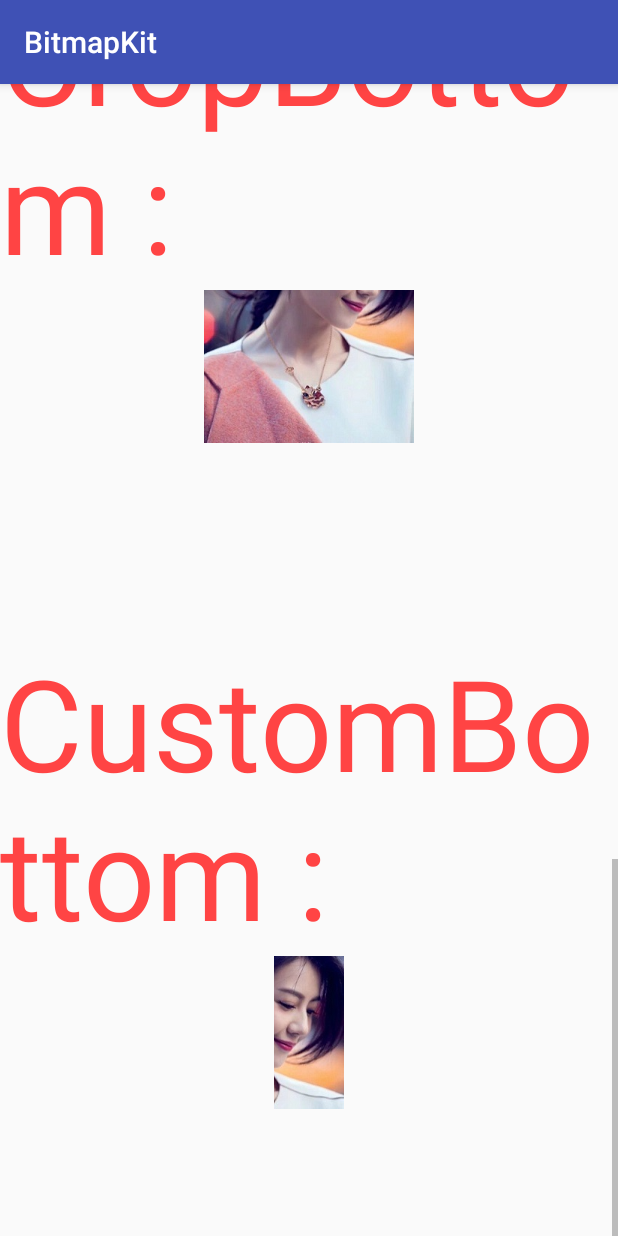
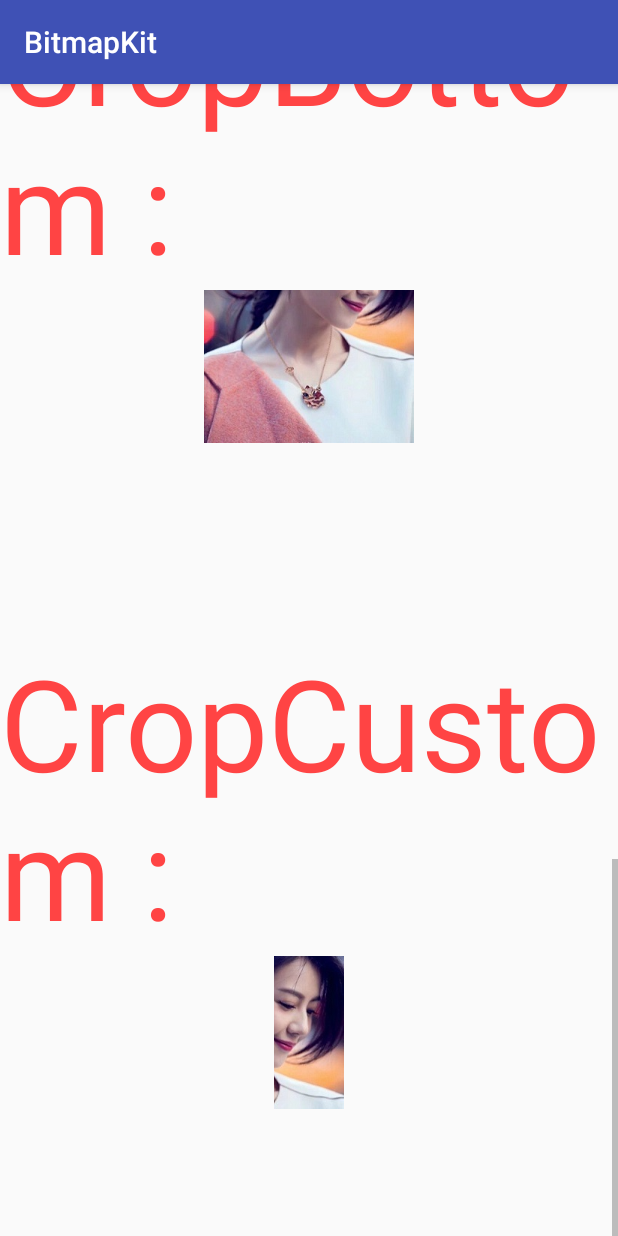
Before and after one commit to Dawish/BitmapKit, an Android app: the screen it shows after launch (ActivityCrop), scrolled down 1578 dp, on a phone screen of 412 x 824 dp. Run offline under Robolectric (Android 15) with nearby library versions, the phone set to English and light mode, and no system bars; libraries missing offline, so code that uses them is left out: android.support.v8, com.bulong.rudeness, com.facebook.drawee, com.glidebitmappool, com.glidebitmappool.internal and 1 more; 9 statements that could not run were skipped.

Commit message:
:fire: 完善裁剪工具类

```diff
--- a/app/src/main/res/layout/activity_crop.xml
+++ b/app/src/main/res/layout/activity_crop.xml
@@ -83,7 +83,7 @@
             android:layout_width="wrap_content"
             android:layout_height="wrap_content"
             android:layout_marginTop="20pt"
-            android:text="CustomBottom :"
+            android:text="CropCustom :"
             android:textColor="@android:color/holo_red_light"
             android:textSize="38pt" />
         <com.danxx.demoview.CropImageView
```
